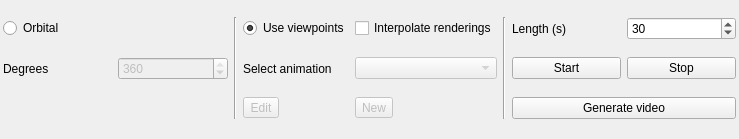
This is src/gui/forms/toolbar_animationgroup.ui in open-scan-crew/OpenScanTools as Qt 5 draws it before an edit. The edited form follows.
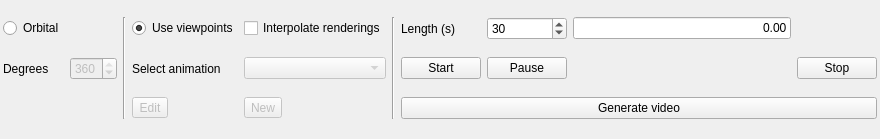
This is the edited form.

Commit message: Add animation chronometer field with start/pause/stop behavior

The edit to the form file:
```diff
--- a/src/gui/forms/toolbar_animationgroup.ui
+++ b/src/gui/forms/toolbar_animationgroup.ui
@@ -6,7 +6,7 @@
    <rect>
     <x>0</x>
     <y>0</y>
-    <width>739</width>
+    <width>880</width>
     <height>139</height>
    </rect>
   </property>
@@ -153,6 +153,19 @@
      </property>
     </widget>
    </item>
+   <item row="0" column="8">
+    <widget class="QLineEdit" name="chronometerLineEdit">
+     <property name="readOnly">
+      <bool>true</bool>
+     </property>
+     <property name="alignment">
+      <set>Qt::AlignRight|Qt::AlignTrailing|Qt::AlignVCenter</set>
+     </property>
+     <property name="text">
+      <string>0.00</string>
+     </property>
+    </widget>
+   </item>
    <item row="1" column="6">
     <widget class="QPushButton" name="startAnimationButton">
      <property name="text">
@@ -164,6 +177,29 @@
     </widget>
    </item>
    <item row="1" column="7">
+    <widget class="QPushButton" name="pauseAnimationButton">
+     <property name="text">
+      <string>Pause</string>
+     </property>
+     <property name="checkable">
+      <bool>true</bool>
+     </property>
+    </widget>
+   </item>
+   <item row="1" column="8">
+    <spacer name="horizontalSpacerChronometer">
+     <property name="orientation">
+      <enum>Qt::Horizontal</enum>
+     </property>
+     <property name="sizeHint" stdset="0">
+      <size>
+       <width>40</width>
+       <height>20</height>
+      </size>
+     </property>
+    </spacer>
+   </item>
+   <item row="1" column="9">
     <widget class="QPushButton" name="stopAnimationButton">
      <property name="text">
       <string>Stop</string>
@@ -173,7 +209,7 @@
      </property>
     </widget>
    </item>
-   <item row="2" column="6" colspan="2">
+   <item row="2" column="6" colspan="4">
     <widget class="QPushButton" name="generateVideoPushButton">
      <property name="toolTip">
       <string>Video generation. Please make sure you are in perspective mode and that you selected a frame in the image section.</string>
```
The commit also changes 15 other files.
